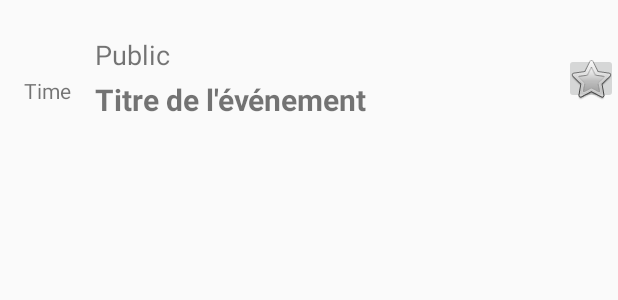
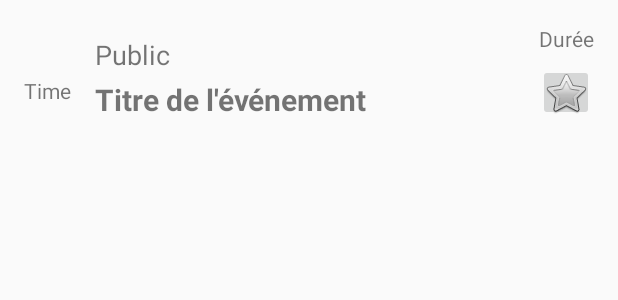
Before and after one commit to nathaliezhang/FNFA, an Android app: the layout item_event_group.xml on its own in the app's theme, with its tools: preview values and no code run, on a phone screen of 412 x 824 dp. Shown: the top 300 px of the screen. Run offline under Robolectric (Android 15) with nearby library versions, the phone set to English and light mode, and no system bars.

Commit message:
feat(fav): prepare fav action

```diff
--- a/app/src/main/java/com/example/nzhang/proto_festival/MainActivity.kt
+++ b/app/src/main/java/com/example/nzhang/proto_festival/MainActivity.kt
@@ -9,6 +9,7 @@ import android.util.Log
 import android.view.LayoutInflater
 import android.view.View
 import android.view.ViewGroup
+import android.widget.ImageButton
 import android.widget.TextView
 import com.example.nzhang.proto_festival.model.Events
 import com.example.nzhang.proto_festival.model.Places
@@ -124,6 +125,9 @@ class ExpandableEventAdapter(
         }
         holder.placeView.text = sb.toString()
 
+        holder.imageButton.setOnClickListener({
+            println(event.name)
+        })
     }
 
     class EventViewHolder(view: View) : RecyclerView.ViewHolder(view) {
@@ -131,5 +135,6 @@ class ExpandableEventAdapter(
         val timeView = view.findViewById<TextView>(R.id.text_list_item_time)
         val durationView = view.findViewById<TextView>(R.id.text_list_item_duration)
         val placeView = view.findViewById<TextView>(R.id.text_list_item_place)
+        val imageButton = view.findViewById<ImageButton>(R.id.img_list_item_heart)
     }
 }
--- a/app/src/main/res/layout/item_event_group.xml
+++ b/app/src/main/res/layout/item_event_group.xml
@@ -33,12 +33,13 @@
 
     <TextView
         android:id="@+id/text_list_item_title"
-        android:layout_width="wrap_content"
+        android:layout_width="250dp"
         android:layout_height="wrap_content"
         android:layout_marginBottom="24dp"
         android:layout_marginStart="16dp"
-        android:layout_marginLeft="16dp"
         android:layout_marginTop="4dp"
+        android:ellipsize="end"
+        android:maxLines="1"
         android:text="Titre de l'événement"
         android:textSize="20sp"
         android:textStyle="bold"
@@ -50,25 +51,21 @@
         android:id="@+id/text_list_item_duration"
         android:layout_width="wrap_content"
         android:layout_height="wrap_content"
-        android:layout_marginBottom="8dp"
-        android:layout_marginEnd="16dp"
         android:layout_marginRight="16dp"
-        android:layout_marginTop="24dp"
-        android:layout_marginStart="16dp"
+        android:layout_marginTop="16dp"
         android:text="Durée"
-        android:visibility="invisible"
-        app:layout_constraintBottom_toBottomOf="parent"
         app:layout_constraintEnd_toEndOf="parent"
         app:layout_constraintTop_toTopOf="parent" />
 
     <ImageButton
-        android:id="@+id/imageButton"
-        android:layout_width="36dp"
-        android:layout_height="34dp"
+        android:id="@+id/img_list_item_heart"
+        android:layout_width="37dp"
+        android:layout_height="38dp"
+        android:layout_marginBottom="16dp"
+        android:layout_marginRight="16dp"
         app:layout_constraintBottom_toBottomOf="parent"
         app:layout_constraintEnd_toEndOf="parent"
-        app:layout_constraintTop_toTopOf="parent"
-        app:srcCompat="@android:drawable/btn_star"
-        android:onClick="putInFav" />
+        app:layout_constraintTop_toBottomOf="@+id/text_list_item_duration"
+        app:srcCompat="@android:drawable/btn_star" />
 
 </android.support.constraint.ConstraintLayout>
```
